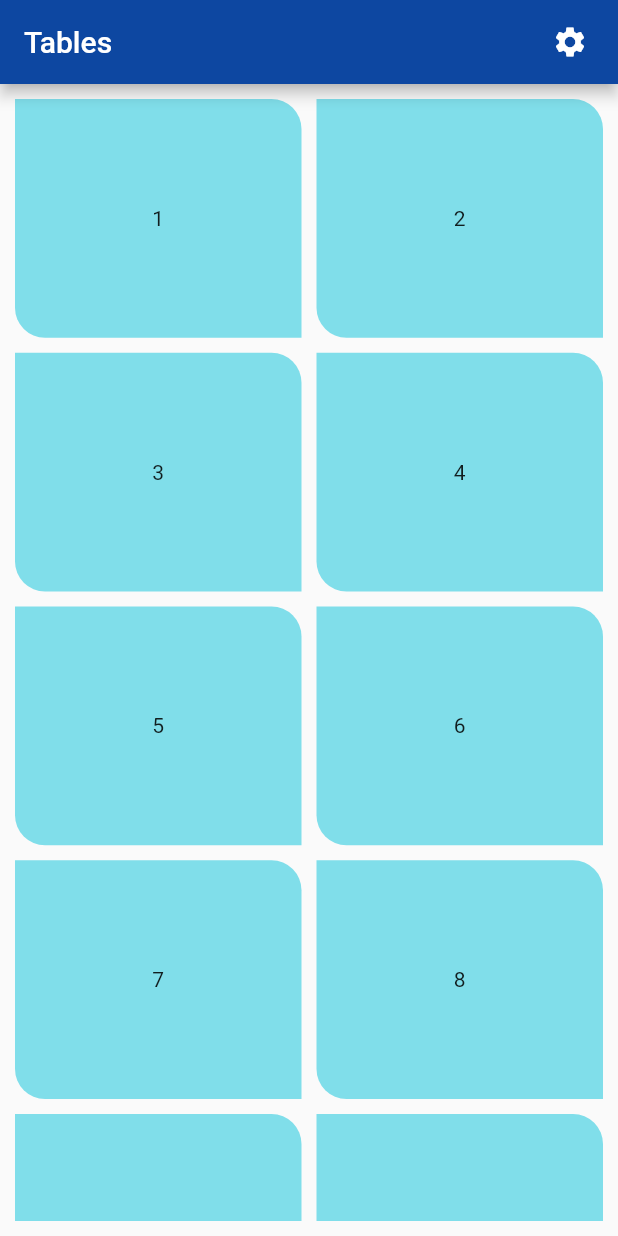
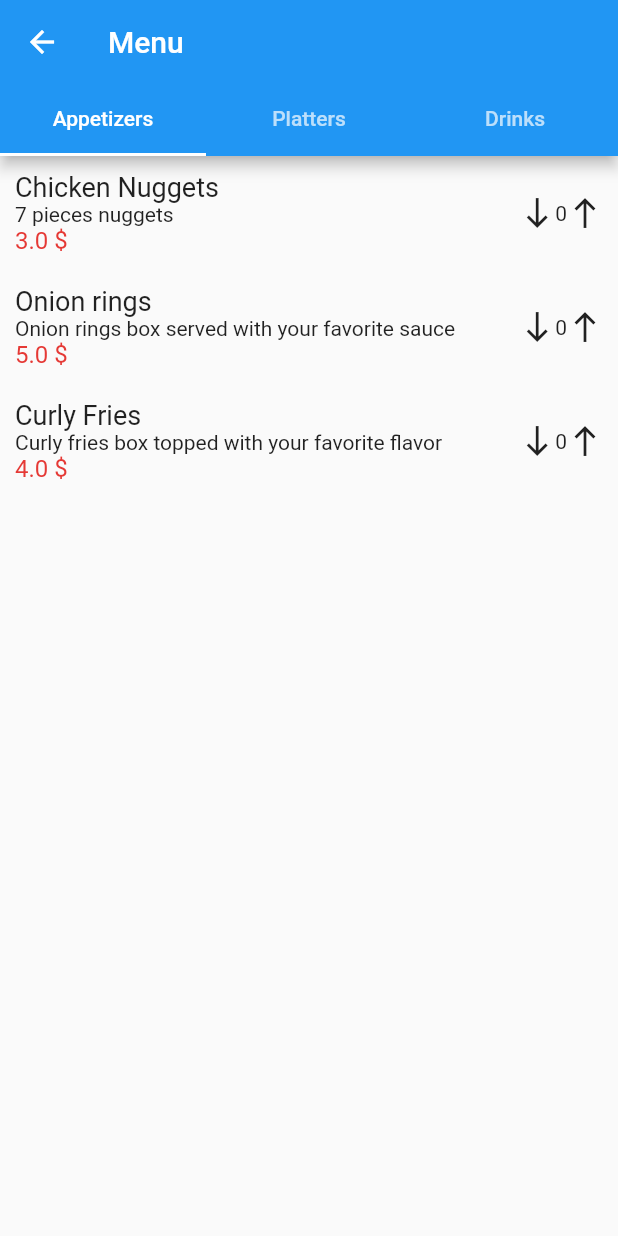
Before and after one commit to AntonioSemaan/NSY-205-tutorial-project-flutetr, a Flutter app: the screen it shows after launch, after a tap on an icon or button, on a phone screen of 412 x 824 dp. Run offline on Flutter 3.47's test engine with Material 2 defaults, Android fonts, the phone set to English and light mode, and no system bars.

Commit message:
added menu, adding and removing menu item quantity is a demo for now, settings window not implemented yet

```diff
--- /dev/null
+++ b/nsy205_project/assets/mock_data/mock-menu-items.json
@@ -0,0 +1,57 @@
+[
+    {
+        "category":"Appetizers",
+        "items":[
+            {
+                "name":"Chicken Nuggets",
+                "description":"7 pieces nuggets",
+                "price":"3"
+            },
+            {
+                "name":"Onion rings",
+                "description":"Onion rings box served with your favorite sauce",
+                "price":"5"
+            },
+            {
+                "name":"Curly Fries",
+                "description":"Curly fries box topped with your favorite flavor",
+                "price":"4"
+            }
+        ]
+    },
+    {
+        "category":"Platters",
+        "items":[
+            {
+                "name":"Double Cheese Hamburger",
+                "description":"Double smoked patties, fresh onions, tomatoes, mushroom sauce, cheddar cheese, emental cheese, special sauce",
+                "price":"10"
+            },
+            {
+                "name":"Steak",
+                "description":"500g Steak served with boiled vegtables, mashed potatoes, with drizzled mushroom sauce",
+                "price":"15"
+            }
+        ]
+    },
+    {
+        "category":"Drinks",
+        "items":[
+            {
+                "name":"Coca Cola",
+                "description":"355 ml",
+                "price":"0.7"
+            },
+            {
+                "name":"Fanta",
+                "description":"355 ml",
+                "price":"0.7"
+            },
+            {
+                "name":"Sprite",
+                "description":"355 ml",
+                "price":"0.7"
+            }
+        ]
+    }
+]
--- /dev/null
+++ b/nsy205_project/assets/mock_data/mock-table-number.json
@@ -0,0 +1,3 @@
+{
+    "tables":10
+}
--- a/nsy205_project/lib/Globals.dart
+++ b/nsy205_project/lib/Globals.dart
@@ -1,7 +1,8 @@
 
-import 'entity/RestaurantMenuItem.dart';
+import 'package:Restaurant/api/ApiMenuManager.dart';
 import 'entity/RestaurantMenuItemOrder.dart';
 
+ApiMenuManager manager = ApiMenuManager();
 Map<int,List<RestaurantMenuItemOrder>> tablesData = Map<int,List<RestaurantMenuItemOrder>>();
-Map<String,List<RestaurantMenuItem>> menu = Map<String,List<RestaurantMenuItem>>();
+List<dynamic> menu = List<dynamic>();
 int tableNumber=0;
--- /dev/null
+++ b/nsy205_project/lib/api/ApiMenuManager.dart
@@ -0,0 +1,16 @@
+import 'dart:convert';
+
+import 'package:flutter/cupertino.dart';
+
+class ApiMenuManager{
+
+  Future<dynamic> getTableNumber(BuildContext context) async {
+
+    return (json.decode(await DefaultAssetBundle.of(context).loadString("assets/mock_data/mock-table-number.json")));
+  }
+
+  Future<dynamic> getMenuData(BuildContext context) async {
+
+    return (json.decode(await DefaultAssetBundle.of(context).loadString("assets/mock_data/mock-menu-items.json")));
+  }
+}
--- a/nsy205_project/lib/fragment/MenuTile.dart
+++ b/nsy205_project/lib/fragment/MenuTile.dart
@@ -1,15 +1,93 @@
+import 'package:flutter/material.dart';
 import 'package:flutter/widgets.dart';
 
 class MenuTile extends StatefulWidget{
+
+  final String name;
+  final String description;
+  final double price;
+
+  MenuTile(this.name,this.description,this.price);
 
   @override
   _MenuTileState createState() => _MenuTileState();
 }
 
 class _MenuTileState extends State<MenuTile>{
+  int _quantity=0;
+
   @override
   Widget build(BuildContext context) {
-    return Container();
+    return Container(
+      width: double.infinity,
+      child: Padding(
+        padding: EdgeInsets.all(10.0),
+        child: GestureDetector(
+          onTap: (){
+            setState(() {
+              _quantity++;
+            });
+          },
+          child: Row(
+            children: [
+              Expanded(
+                  child: Column(
+                  children: [
+                    Align(
+                      alignment: Alignment.centerLeft,
+                      child: Text(
+                        widget.name,
+                        style: TextStyle(fontSize: 18),
+                      )
+                    ),
+                    Align(
+                      alignment: Alignment.centerLeft,
+                      child: Text(
+                        widget.description,
+                      ),
+                    ),
+                    Align(
+                      alignment: Alignment.centerLeft,
+                      child:Text(
+                        widget.price.toString()+" \$",
+                        style: TextStyle(fontSize: 16,color: Colors.red[600]),
+                      ),
+                    )
+                  ],
+                )
+              ),
+              Container(
+
+                child: Row(
+                  children: [
+                    GestureDetector(
+                      child: Icon(
+                        Icons.south_outlined
+                      ),
+                      onTap: (){
+                        setState(() {
+                          _quantity--;
+                        });
+                      },
+                    ),
+                    Text(_quantity.toString()),
+                    GestureDetector(
+                      child: Icon(
+                        Icons.north_outlined
+                      ),
+                      onTap: (){
+                        setState(() {
+                          _quantity++;
+                        });
+                      },
+                    )
+                  ],
+                ),
+              )
+            ],
+          ),
+        )
+      ),
+    );
   }
-
 }
--- a/nsy205_project/lib/fragment/RestaurantTable.dart
+++ b/nsy205_project/lib/fragment/RestaurantTable.dart
@@ -1,3 +1,4 @@
+import 'package:Restaurant/layout/MenuPage.dart';
 import 'package:flutter/material.dart';
 import 'package:flutter/widgets.dart';
 
@@ -18,7 +19,11 @@ class _RestaurantTableState extends State<RestaurantTable>{
   Widget build(BuildContext context) {
     return GestureDetector(
       onTap: () {
-
+        Navigator.of(context).push(
+          MaterialPageRoute(
+            builder: (context) => MenuPage()
+          )
+        );
       },
       child: Container(
         height: 150.0,
--- /dev/null
+++ b/nsy205_project/lib/layout/MenuPage.dart
@@ -0,0 +1,51 @@
+import 'package:Restaurant/Globals.dart';
+import 'package:Restaurant/fragment/MenuTile.dart';
+import 'package:flutter/material.dart';
+import 'package:flutter/widgets.dart';
+
+class MenuPage extends StatefulWidget{
+
+  _MenuPageState createState() => _MenuPageState();
+}
+
+class _MenuPageState extends State<MenuPage>{
+  @override
+  Widget build(BuildContext context) {
+
+    return DefaultTabController(
+      length: menu.length,
+      child: Scaffold(
+        appBar: AppBar(
+          title: Text("Menu"),
+          bottom: TabBar(
+            tabs: (){
+              List<Tab> tabs = List<Tab>();
+              for(int i=0; i<menu.length;i++){
+                tabs.add(Tab(text: menu[i]['category'],));
+              }
+              return tabs;
+            }(),
+          ),
+        ),
+        body: TabBarView(
+          children: (){
+            List<ListView> listViews = List<ListView>();
+            for(int i=0;i<menu.length;i++){
+              listViews.add(ListView.builder(
+                itemCount: menu[i]['items'].length,
+                itemBuilder: (BuildContext context, int index){
+                  return MenuTile(
+                    menu[i]['items'][index]['name'],
+                    menu[i]['items'][index]['description'],
+                    double.parse(menu[i]['items'][index]['price'])
+                  );
+                }
+              ));
+            }
+            return listViews;
+          }()
+        ),
+      )
+    );
+  }
+}
--- a/nsy205_project/lib/layout/TablesPage.dart
+++ b/nsy205_project/lib/layout/TablesPage.dart
@@ -2,7 +2,6 @@ import 'package:flutter/material.dart';
 import 'package:flutter/widgets.dart';
 
 import '../Globals.dart';
-import '../entity/RestaurantMenuItem.dart';
 import '../fragment/RestaurantTable.dart';
 
 class TablesPage extends StatefulWidget{
@@ -12,48 +11,16 @@ class TablesPage extends StatefulWidget{
 }
 
 class _TablesPageState extends State<TablesPage>{
-  Future<Map<String,List<RestaurantMenuItem>>> getData() async{
-    return await Future<Map<String,List<RestaurantMenuItem>>>.delayed(Duration(seconds: 2),(){
-      return Map<String,List<RestaurantMenuItem>>();
-    });
-  }
 
-  Future<int> getTables() async{
-    return await Future<int>.delayed(Duration(seconds: 2),(){
-      return 10;
-    });
-  }
-
-  @override
-  Widget build(BuildContext context) {
-    return Scaffold(
-      appBar: AppBar(
-        backgroundColor: Colors.blue[900],
-        title: Text(
-          "Tables"
-        ),
-        automaticallyImplyLeading: false,
-        actions: <Widget>[
-          Padding(
-            padding: EdgeInsets.only(right: 20.0),
-            child: GestureDetector(
-              onTap: () {
-
-              },
-              child: Icon(
-                Icons.settings
-              ),
-            )
-          )
-        ],
-      ),
-      body: FutureBuilder(
-        future: Future.wait([getTables(),getData()]),
+  dynamic buildWithOrWithoutData(){
+    return tableNumber==0
+      ?FutureBuilder(
+        future: Future.wait([manager.getTableNumber(context),manager.getMenuData(context)]),
         builder: (BuildContext context,
               AsyncSnapshot<List<dynamic>> snapshot) {
           List<Widget> children;
           if(snapshot.hasData){
-            tableNumber=snapshot.data[0];
+            tableNumber=int.parse(snapshot.data[0]['tables'].toString());
             menu = snapshot.data[1];
             return Padding(
               padding: EdgeInsets.all(10.0),
@@ -64,7 +31,7 @@ class _TablesPageState extends State<TablesPage>{
                   crossAxisSpacing: 10.0,
                   childAspectRatio: (3/2.5),
                 ),
-                itemCount: snapshot.data[0],
+                itemCount: tableNumber,
                 itemBuilder: (BuildContext context, int index){
                   return RestaurantTable(tableNumber: (index+1).toString(),);
                 }
@@ -105,7 +72,48 @@ class _TablesPageState extends State<TablesPage>{
             ),
           );
         },
+      )
+        :Padding(
+          padding: EdgeInsets.all(10.0),
+          child: GridView.builder(
+            gridDelegate: SliverGridDelegateWithFixedCrossAxisCount(
+              crossAxisCount: 2,
+              mainAxisSpacing: 10.0,
+              crossAxisSpacing: 10.0,
+              childAspectRatio: (3/2.5),
+            ),
+            itemCount: tableNumber,
+            itemBuilder: (BuildContext context, int index){
+              return RestaurantTable(tableNumber: (index+1).toString(),);
+            }
+          ),
+        );
+  }
+
+  @override
+  Widget build(BuildContext context) {
+    return Scaffold(
+      appBar: AppBar(
+        backgroundColor: Colors.blue[900],
+        title: Text(
+          "Tables"
+        ),
+        automaticallyImplyLeading: false,
+        actions: <Widget>[
+          Padding(
+            padding: EdgeInsets.only(right: 20.0),
+            child: GestureDetector(
+              onTap: () {
+
+              },
+              child: Icon(
+                Icons.settings
+              ),
+            )
+          )
+        ],
       ),
+      body: buildWithOrWithoutData(),
     );
   }
 
--- a/nsy205_project/pubspec.yaml
+++ b/nsy205_project/pubspec.yaml
@@ -44,6 +44,9 @@ flutter:
   # the material Icons class.
   uses-material-design: true
 
+  assets:
+    - assets/mock_data/mock-menu-items.json
+    - assets/mock_data/mock-table-number.json
   # To add assets to your application, add an assets section, like this:
   # assets:
   #   - images/a_dot_burr.jpeg
```
Also changed, not shown: nsy205_project/lib/api/ApiManager.dart (deleted), nsy205_project/lib/api/managers/ApiMenuManager.dart (deleted), nsy205_project/lib/layout/LoadingPage.dart (deleted).
